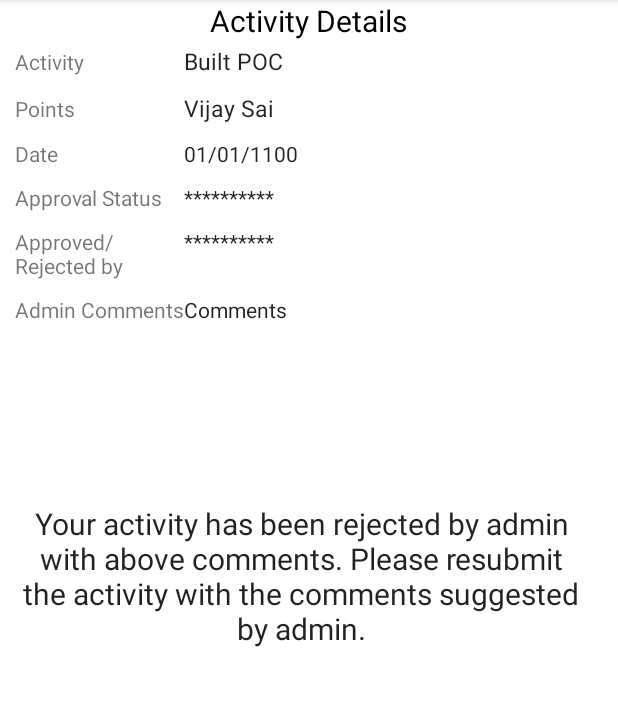
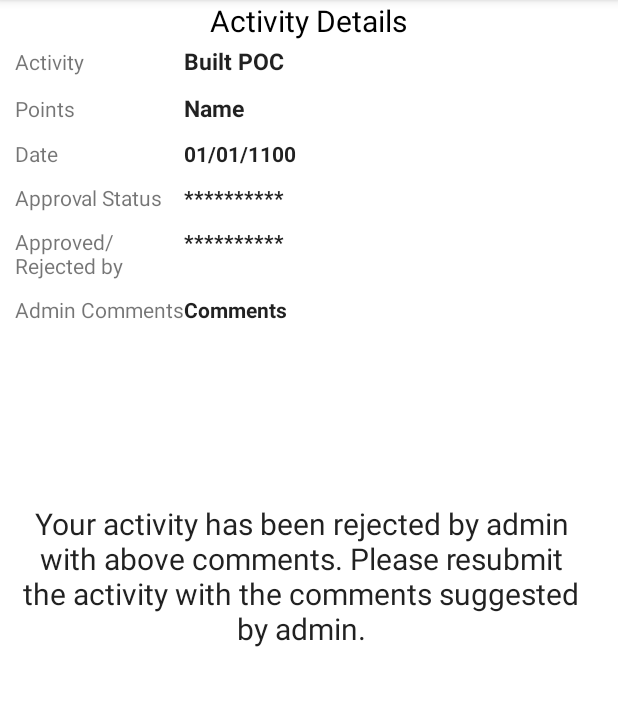
Before and after one commit to vijaysaimutyala/Chrysalis, an Android app: the ActivityApprovalDetials screen opened directly, with no data from a screen before it, on a phone screen of 412 x 824 dp, the part 84-790 px from its top. Run offline under Robolectric (Android 15) with nearby library versions, the phone set to English and light mode, and no system bars; 9 statements that could not run were skipped.

Commit message:
Fixed back button and modified text views for activity details

```diff
--- a/app/src/main/AndroidManifest.xml
+++ b/app/src/main/AndroidManifest.xml
@@ -14,7 +14,8 @@
         android:roundIcon="@mipmap/ic_launcher_round"
         android:supportsRtl="true"
         android:theme="@style/AppTheme">
-        <activity android:name=".LoginActivity">
+        <activity android:name=".LoginActivity"
+            android:noHistory="true">
             <intent-filter>
                 <action android:name="android.intent.action.MAIN" />
 
--- a/app/src/main/java/com/studioemvs/chrysalis/UserAndStatusActivity.java
+++ b/app/src/main/java/com/studioemvs/chrysalis/UserAndStatusActivity.java
@@ -105,10 +105,10 @@ public class UserAndStatusActivity extends AppCompatActivity{
     @Override
     public void onBackPressed() {
         if(exitBool){
-            FirebaseAuth.getInstance().signOut();
-//            finish();
+//            FirebaseAuth.getInstance().signOut();
+            finish();
         }else{
-            Toast.makeText(this, "Press back again to signout", Toast.LENGTH_SHORT).show();
+            Toast.makeText(this, "Press back again to exit", Toast.LENGTH_SHORT).show();
             exitBool = true;
             new Handler().postDelayed(new Runnable() {
                 @Override
--- a/app/src/main/res/layout/activity_approval_detials.xml
+++ b/app/src/main/res/layout/activity_approval_detials.xml
@@ -14,7 +14,7 @@
         android:layout_alignParentTop="true"
         android:layout_centerHorizontal="true"
         android:textSize="20sp"
-        android:textColor="#000000"/>
+        android:textColor="#000000" />
         <TableLayout
             android:layout_width="match_parent"
             android:layout_height="wrap_content"
@@ -39,7 +39,8 @@
                     android:layout_weight="1"
                     android:text="Built POC"
                     android:textSize="15sp"
-                    android:textColor="@color/primary_text_material_light"/>
+                    android:textColor="@color/primary_text_material_light"
+                    android:textStyle="bold"/>
             </TableRow>
             <TableRow
                 android:layout_marginTop="10dp">
@@ -54,9 +55,10 @@
                     android:layout_width="wrap_content"
                     android:layout_height="wrap_content"
                     android:layout_weight="1"
-                    android:text="Vijay Sai"
+                    android:text="Name"
                     android:textSize="15sp"
-                    android:textColor="@color/primary_text_material_light"/>
+                    android:textColor="@color/primary_text_material_light"
+                    android:textStyle="bold"/>
             </TableRow>
             <TableRow
                 android:layout_marginTop="10dp">
@@ -71,7 +73,8 @@
                     android:id="@+id/user_date_rslt_points"
                     android:text="01/01/1100"
                     android:textColor="@color/primary_text_material_light"
-                    android:textColorHint="@color/hinttext"/>
+                    android:textColorHint="@color/hinttext"
+                    android:textStyle="bold"/>
             </TableRow>
             <TableRow
                 android:layout_marginTop="10dp">
@@ -85,7 +88,8 @@
                     android:layout_height="wrap_content"
                     android:id="@+id/user_rslt_approvalStatus"
                     android:textColor="@color/primary_text_material_light"
-                    android:text="**********"/>
+                    android:text="**********"
+                    android:textStyle="bold"/>
             </TableRow>
             <TableRow
                 android:layout_marginTop="10dp">
@@ -99,7 +103,8 @@
                     android:layout_height="wrap_content"
                     android:id="@+id/user_rslt_adminId"
                     android:textColor="@color/primary_text_material_light"
-                    android:text="**********"/>
+                    android:text="**********"
+                    android:textStyle="bold"/>
             </TableRow>
             <TableRow
                 android:layout_marginTop="10dp">
@@ -118,7 +123,8 @@
                     android:maxLines="5"
                     android:ellipsize="none"
                     android:layout_weight="1"
-                    android:inputType="textMultiLine"/>
+                    android:inputType="textMultiLine"
+                    android:textStyle="bold"/>
             </TableRow>
         </TableLayout>
 
--- a/app/src/main/res/layout/activity_recent_dummy.xml
+++ b/app/src/main/res/layout/activity_recent_dummy.xml
@@ -3,7 +3,7 @@
 <android.support.v7.widget.CardView
     android:id="@+id/card_recentActivity"
     android:layout_width="match_parent"
-    android:layout_height="40dp"
+    android:layout_height="wrap_content"
     xmlns:app="http://schemas.android.com/apk/res-auto"
     app:cardUseCompatPadding="true"
     android:layout_margin="5dp"
```
Also changed, not shown: app/src/main/java/com/studioemvs/chrysalis/ApprovalsActivity.java (+17 -4 lines), app/src/main/java/com/studioemvs/chrysalis/LoginActivity.java (+15 -17 lines).
